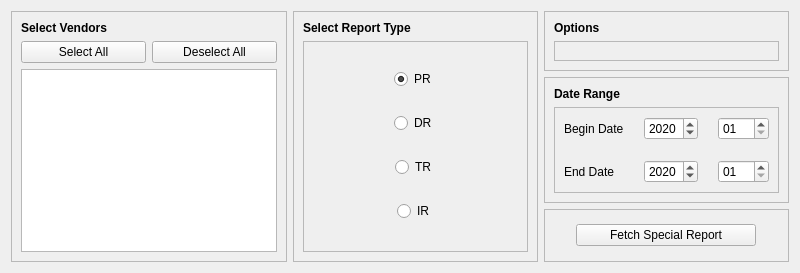
CS-4820-Library-Project/COUNTER-5-Report-Tool-2020-5.0, file ui/FetchSpecialReportsTab.ui: the form before one commit.
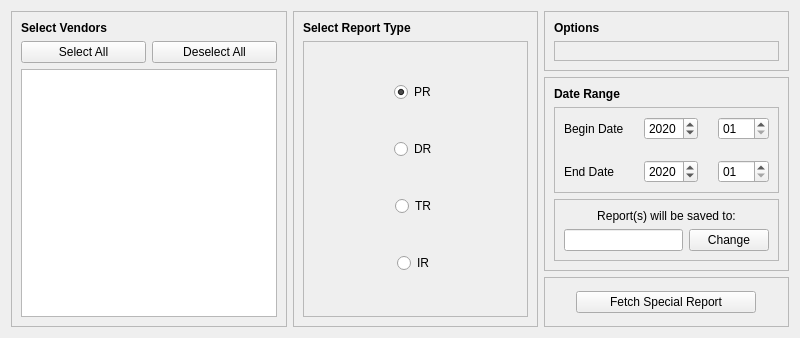
The form after the commit. Icons and pictures are not drawn.

Commit message: Added custom save dir to special reports tab

```diff
--- a/ui/FetchSpecialReportsTab.ui
+++ b/ui/FetchSpecialReportsTab.ui
@@ -7,7 +7,7 @@
     <x>0</x>
     <y>0</y>
     <width>800</width>
-    <height>273</height>
+    <height>338</height>
    </rect>
   </property>
   <property name="minimumSize">
@@ -375,6 +375,59 @@
            </layout>
           </widget>
          </item>
+         <item>
+          <widget class="QFrame" name="custom_dir_frame">
+           <property name="frameShape">
+            <enum>QFrame::StyledPanel</enum>
+           </property>
+           <layout class="QVBoxLayout" name="verticalLayout_26">
+            <item>
+             <widget class="QLabel" name="label_41">
+              <property name="text">
+               <string>Report(s) will be saved to:</string>
+              </property>
+              <property name="alignment">
+               <set>Qt::AlignCenter</set>
+              </property>
+             </widget>
+            </item>
+            <item>
+             <widget class="QFrame" name="frame_39">
+              <layout class="QHBoxLayout" name="horizontalLayout_7">
+               <property name="leftMargin">
+                <number>0</number>
+               </property>
+               <property name="topMargin">
+                <number>0</number>
+               </property>
+               <property name="rightMargin">
+                <number>0</number>
+               </property>
+               <property name="bottomMargin">
+                <number>0</number>
+               </property>
+               <item>
+                <widget class="QLineEdit" name="custom_dir_edit"/>
+               </item>
+               <item>
+                <widget class="QPushButton" name="custom_dir_button">
+                 <property name="sizePolicy">
+                  <sizepolicy hsizetype="Fixed" vsizetype="Fixed">
+                   <horstretch>0</horstretch>
+                   <verstretch>0</verstretch>
+                  </sizepolicy>
+                 </property>
+                 <property name="text">
+                  <string>Change</string>
+                 </property>
+                </widget>
+               </item>
+              </layout>
+             </widget>
+            </item>
+           </layout>
+          </widget>
+         </item>
         </layout>
        </widget>
       </item>
```
The commit also changes 2 other files.
